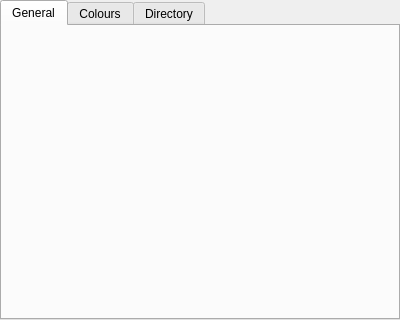
First picture: the form in preferencesdialog.ui, repository Patrick-Rocha/Windows-Text-Editor, before the edit.
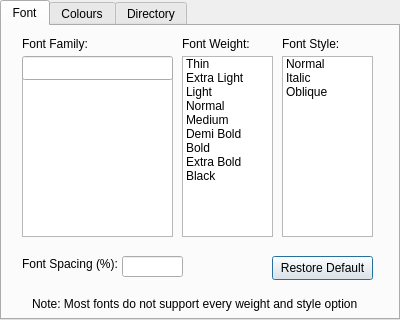
Second picture: the form after the edit. The open tabs and pages were chosen to show the change.

```diff
--- a/preferencesdialog.ui
+++ b/preferencesdialog.ui
@@ -27,8 +27,205 @@
    </property>
    <widget class="QWidget" name="generalTab">
     <attribute name="title">
-     <string>General</string>
+     <string>Font</string>
     </attribute>
+    <widget class="QLabel" name="fontLabel">
+     <property name="geometry">
+      <rect>
+       <x>20</x>
+       <y>10</y>
+       <width>91</width>
+       <height>16</height>
+      </rect>
+     </property>
+     <property name="text">
+      <string>Font Family:</string>
+     </property>
+    </widget>
+    <widget class="QLabel" name="weightLabel">
+     <property name="geometry">
+      <rect>
+       <x>180</x>
+       <y>10</y>
+       <width>81</width>
+       <height>16</height>
+      </rect>
+     </property>
+     <property name="text">
+      <string>Font Weight:</string>
+     </property>
+    </widget>
+    <widget class="QListWidget" name="fontList">
+     <property name="geometry">
+      <rect>
+       <x>20</x>
+       <y>50</y>
+       <width>151</width>
+       <height>161</height>
+      </rect>
+     </property>
+     <property name="horizontalScrollBarPolicy">
+      <enum>Qt::ScrollBarAlwaysOff</enum>
+     </property>
+    </widget>
+    <widget class="QLineEdit" name="fontText">
+     <property name="geometry">
+      <rect>
+       <x>20</x>
+       <y>30</y>
+       <width>151</width>
+       <height>24</height>
+      </rect>
+     </property>
+    </widget>
+    <widget class="QListWidget" name="weightList">
+     <property name="geometry">
+      <rect>
+       <x>180</x>
+       <y>30</y>
+       <width>91</width>
+       <height>181</height>
+      </rect>
+     </property>
+     <property name="horizontalScrollBarPolicy">
+      <enum>Qt::ScrollBarAlwaysOff</enum>
+     </property>
+     <item>
+      <property name="text">
+       <string>Thin</string>
+      </property>
+     </item>
+     <item>
+      <property name="text">
+       <string>Extra Light</string>
+      </property>
+     </item>
+     <item>
+      <property name="text">
+       <string>Light</string>
+      </property>
+     </item>
+     <item>
+      <property name="text">
+       <string>Normal</string>
+      </property>
+     </item>
+     <item>
+      <property name="text">
+       <string>Medium</string>
+      </property>
+     </item>
+     <item>
+      <property name="text">
+       <string>Demi Bold</string>
+      </property>
+     </item>
+     <item>
+      <property name="text">
+       <string>Bold</string>
+      </property>
+     </item>
+     <item>
+      <property name="text">
+       <string>Extra Bold</string>
+      </property>
+     </item>
+     <item>
+      <property name="text">
+       <string>Black</string>
+      </property>
+     </item>
+    </widget>
+    <widget class="QLabel" name="styleLabel">
+     <property name="geometry">
+      <rect>
+       <x>280</x>
+       <y>10</y>
+       <width>81</width>
+       <height>16</height>
+      </rect>
+     </property>
+     <property name="text">
+      <string>Font Style:</string>
+     </property>
+    </widget>
+    <widget class="QListWidget" name="styleList">
+     <property name="geometry">
+      <rect>
+       <x>280</x>
+       <y>30</y>
+       <width>91</width>
+       <height>181</height>
+      </rect>
+     </property>
+     <property name="horizontalScrollBarPolicy">
+      <enum>Qt::ScrollBarAlwaysOff</enum>
+     </property>
+     <item>
+      <property name="text">
+       <string>Normal</string>
+      </property>
+     </item>
+     <item>
+      <property name="text">
+       <string>Italic</string>
+      </property>
+     </item>
+     <item>
+      <property name="text">
+       <string>Oblique</string>
+      </property>
+     </item>
+    </widget>
+    <widget class="QLabel" name="spacingLabel">
+     <property name="geometry">
+      <rect>
+       <x>20</x>
+       <y>230</y>
+       <width>131</width>
+       <height>16</height>
+      </rect>
+     </property>
+     <property name="text">
+      <string>Font Spacing (%):</string>
+     </property>
+    </widget>
+    <widget class="QLineEdit" name="spacingText">
+     <property name="geometry">
+      <rect>
+       <x>120</x>
+       <y>230</y>
+       <width>61</width>
+       <height>21</height>
+      </rect>
+     </property>
+    </widget>
+    <widget class="QPushButton" name="fontRestoreButton">
+     <property name="geometry">
+      <rect>
+       <x>270</x>
+       <y>230</y>
+       <width>101</width>
+       <height>24</height>
+      </rect>
+     </property>
+     <property name="text">
+      <string>Restore Default</string>
+     </property>
+    </widget>
+    <widget class="QLabel" name="label_2">
+     <property name="geometry">
+      <rect>
+       <x>30</x>
+       <y>270</y>
+       <width>341</width>
+       <height>16</height>
+      </rect>
+     </property>
+     <property name="text">
+      <string>Note: Most fonts do not support every weight and style option</string>
+     </property>
+    </widget>
    </widget>
    <widget class="QWidget" name="coloursTab">
     <attribute name="title">
```
Left out of the diff: 21 changed lines with no effect on the pictures.
